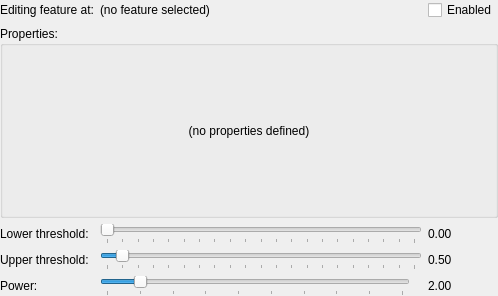
This is Gui/FeatureWidget.ui in bwrrp/multifieldexplorer as Qt 5 draws it before an edit. The edited form follows.
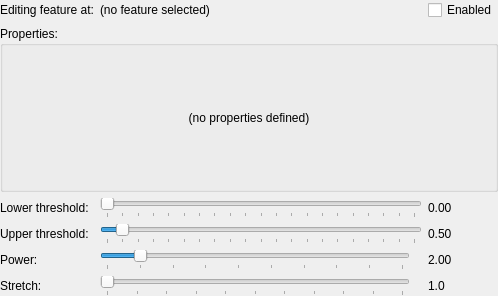
This is the edited form.

Commit message: Implemented correct, volume-preserving feature-space stretching this time. Added stretch parameter to the GUI.

The edit to the form file:
```diff
--- a/Gui/FeatureWidget.ui
+++ b/Gui/FeatureWidget.ui
@@ -195,6 +195,42 @@
      </property>
     </widget>
    </item>
+   <item row="5" column="0">
+    <widget class="QLabel" name="stretchLabel">
+     <property name="text">
+      <string>Stretch:</string>
+     </property>
+    </widget>
+   </item>
+   <item row="5" column="1">
+    <widget class="QSlider" name="stretch">
+     <property name="minimum">
+      <number>1</number>
+     </property>
+     <property name="maximum">
+      <number>1000</number>
+     </property>
+     <property name="pageStep">
+      <number>100</number>
+     </property>
+     <property name="orientation">
+      <enum>Qt::Horizontal</enum>
+     </property>
+     <property name="tickPosition">
+      <enum>QSlider::TicksBelow</enum>
+     </property>
+     <property name="tickInterval">
+      <number>100</number>
+     </property>
+    </widget>
+   </item>
+   <item row="5" column="4">
+    <widget class="QLabel" name="stretchReadout">
+     <property name="text">
+      <string>1.0</string>
+     </property>
+    </widget>
+   </item>
   </layout>
  </widget>
  <resources/>
```
The commit also changes 5 other files.
